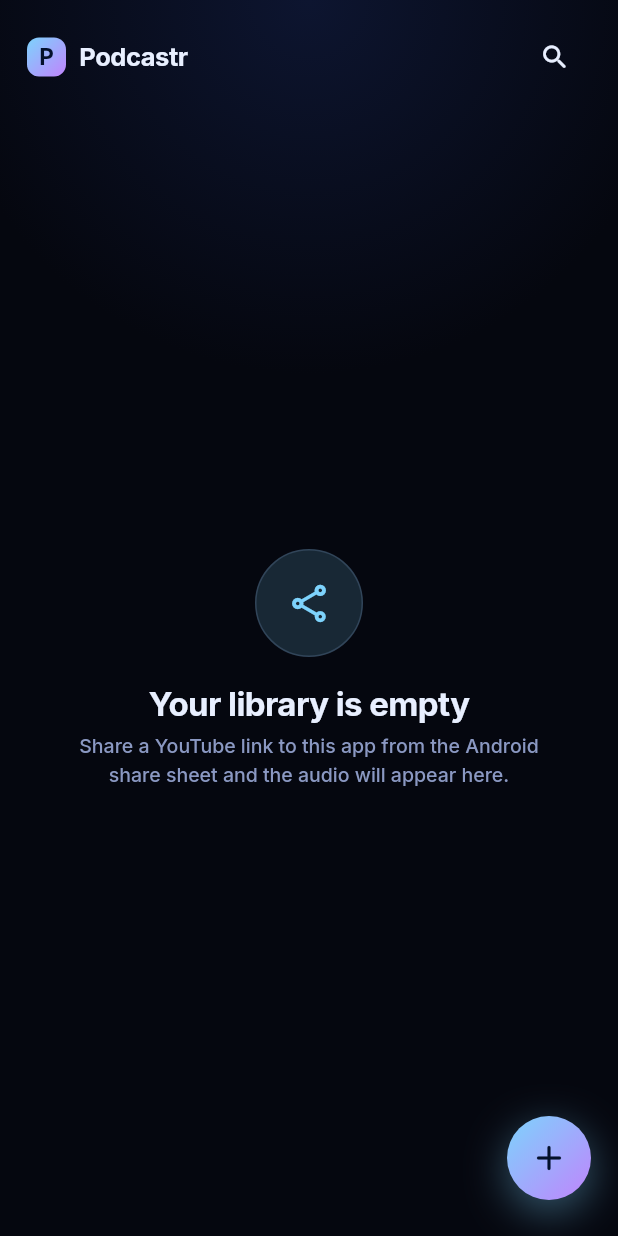
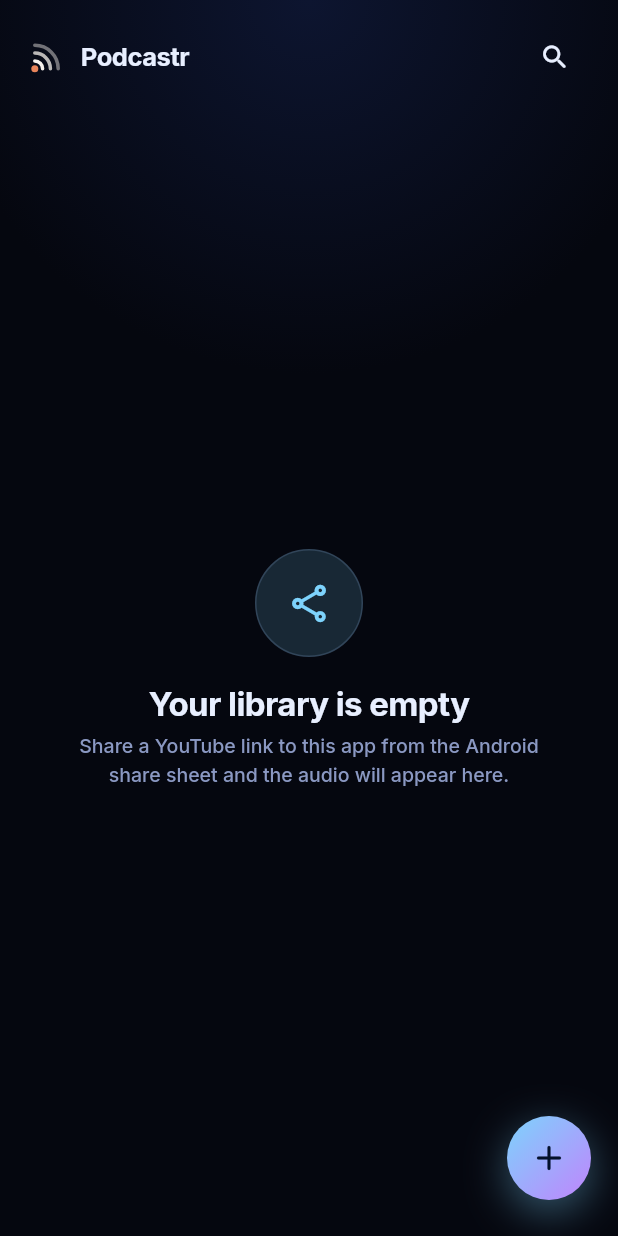
Before and after one commit to wgorski/podcastr, a Flutter app: the screen it shows after launch, on a phone screen of 412 x 824 dp. Run offline on Flutter 3.47's test engine with Material 3 defaults, Android fonts, the phone set to English and light mode, and no system bars; our stand-ins replace google_fonts, just_audio, just_audio_background, permission_handler, share_plus, shared_preferences; missing offline and left inert: receive_sharing_intent; statements that could not run were skipped.

Commit message:
Add the Podcastr sonar logo to the library header and launcher icon
The mark comes from the Claude Design handoff bundle: corner-anchored
coral source dot with three radiating cream quarter-arcs at 1.0 / 0.75 /
0.45 opacity. Rendered via a CustomPainter in-app and as an adaptive
launcher icon (vector foreground over a #15100F background) on API 26+,
with regenerated PNGs in mipmap-mdpi/hdpi/xhdpi/xxhdpi/xxxhdpi for older
devices.

Co-Authored-By: Claude Opus 4.7 (1M context) <noreply@anthropic.com>

```diff
--- a/lib/screens/library_screen.dart
+++ b/lib/screens/library_screen.dart
@@ -5,6 +5,7 @@ import '../models/track.dart';
 import '../services/youtube_downloader.dart';
 import '../theme/aurora_theme.dart';
 import '../widgets/library_card.dart';
+import '../widgets/sonar_mark.dart';
 
 class LibraryScreen extends StatefulWidget {
   final List<Track> tracks;
@@ -110,25 +111,8 @@ class _LibraryScreenState extends State<LibraryScreen> {
             padding: const EdgeInsets.fromLTRB(18, 6, 18, 6),
             child: Row(
               children: [
-                Container(
-                  width: 26,
-                  height: 26,
-                  decoration: BoxDecoration(
-                    borderRadius: BorderRadius.circular(8),
-                    gradient: AuroraTheme.accentGradient,
-                  ),
-                  alignment: Alignment.center,
-                  child: Text(
-                    'P',
-                    style: AuroraTheme.display(
-                      size: 15,
-                      weight: FontWeight.w700,
-                      color: AuroraTheme.onAccent,
-                      letterSpacing: -0.5,
-                    ),
-                  ),
-                ),
-                const SizedBox(width: 9),
+                const SonarMark(size: 26),
+                const SizedBox(width: 10),
                 Text('Podcastr', style: AuroraTheme.body(size: 17, weight: FontWeight.w700, letterSpacing: -0.3)),
                 const Spacer(),
                 IconButton(
--- /dev/null
+++ b/lib/widgets/sonar_mark.dart
@@ -0,0 +1,81 @@
+import 'dart:math' as math;
+import 'package:flutter/material.dart';
+
+/// The Podcastr sonar mark — corner-anchored source dot with three radiating
+/// quarter-arcs. Matches `Podcastr-handoff/podcastr/project/logo.html`
+/// (viewBox 200×200, arcs at radii 40/80/120 with opacities 1.0/0.75/0.45,
+/// stroke width 18, round caps).
+class SonarMark extends StatelessWidget {
+  /// Brand cream from the handoff palette.
+  static const brandCream = Color(0xFFF5F1EC);
+
+  /// Brand coral from the handoff palette.
+  static const brandCoral = Color(0xFFE8845A);
+
+  /// Brand ink from the handoff palette.
+  static const brandInk = Color(0xFF0E0B0A);
+
+  final double size;
+  final Color arcColor;
+  final Color dotColor;
+
+  const SonarMark({
+    super.key,
+    required this.size,
+    this.arcColor = brandCream,
+    this.dotColor = brandCoral,
+  });
+
+  @override
+  Widget build(BuildContext context) {
+    return SizedBox.square(
+      dimension: size,
+      child: CustomPaint(
+        painter: _SonarPainter(arcColor: arcColor, dotColor: dotColor),
+      ),
+    );
+  }
+}
+
+class _SonarPainter extends CustomPainter {
+  final Color arcColor;
+  final Color dotColor;
+
+  _SonarPainter({required this.arcColor, required this.dotColor});
+
+  @override
+  void paint(Canvas canvas, Size size) {
+    canvas.save();
+    canvas.scale(size.width / 200);
+
+    const center = Offset(40, 160);
+    const strokeWidth = 18.0;
+    const arcs = <(double radius, double opacity)>[
+      (40, 1.0),
+      (80, 0.75),
+      (120, 0.45),
+    ];
+
+    for (final (radius, opacity) in arcs) {
+      final paint = Paint()
+        ..color = arcColor.withValues(alpha: arcColor.a * opacity)
+        ..style = PaintingStyle.stroke
+        ..strokeWidth = strokeWidth
+        ..strokeCap = StrokeCap.round;
+      canvas.drawArc(
+        Rect.fromCircle(center: center, radius: radius),
+        -math.pi / 2,
+        math.pi / 2,
+        false,
+        paint,
+      );
+    }
+
+    canvas.drawCircle(center, 18, Paint()..color = dotColor);
+    canvas.restore();
+  }
+
+  @override
+  bool shouldRepaint(_SonarPainter old) =>
+      old.arcColor != arcColor || old.dotColor != dotColor;
+}
--- a/pubspec.yaml
+++ b/pubspec.yaml
@@ -1,7 +1,7 @@
 name: podcastr
 description: Podcastr — Aurora-themed audio library (Flutter port of the design prototype).
 publish_to: "none"
-version: 0.4.1
+version: 0.5.0
 
 environment:
   sdk: ">=3.6.0 <4.0.0"
```
Also changed, not shown: 9 other files.
